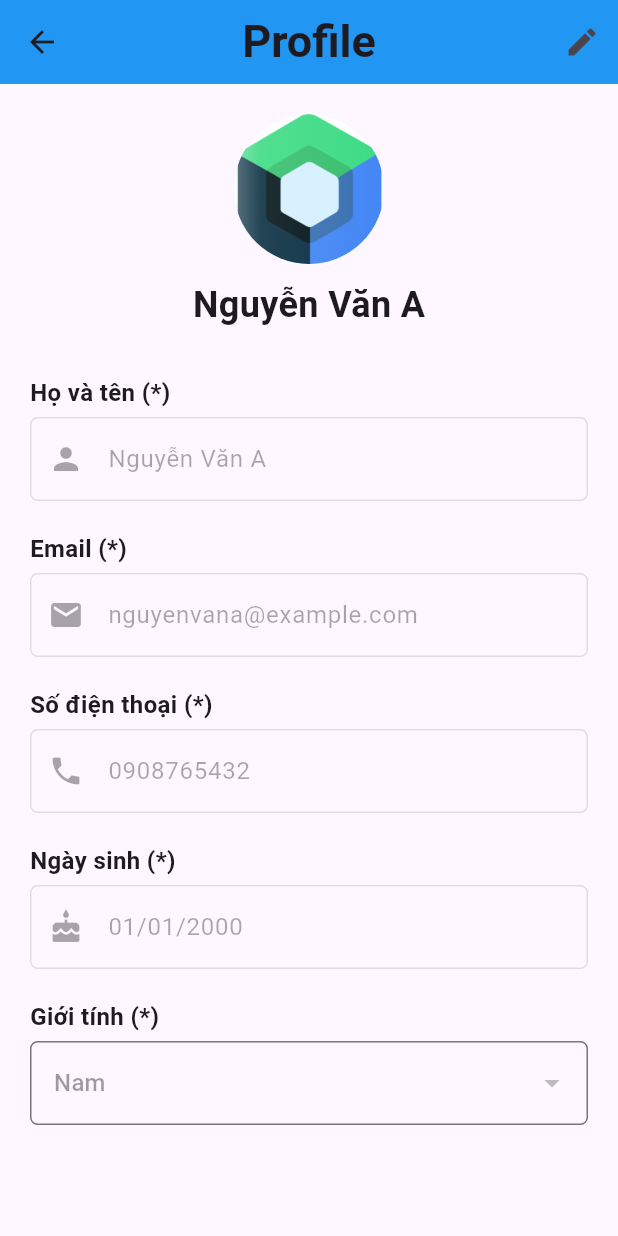
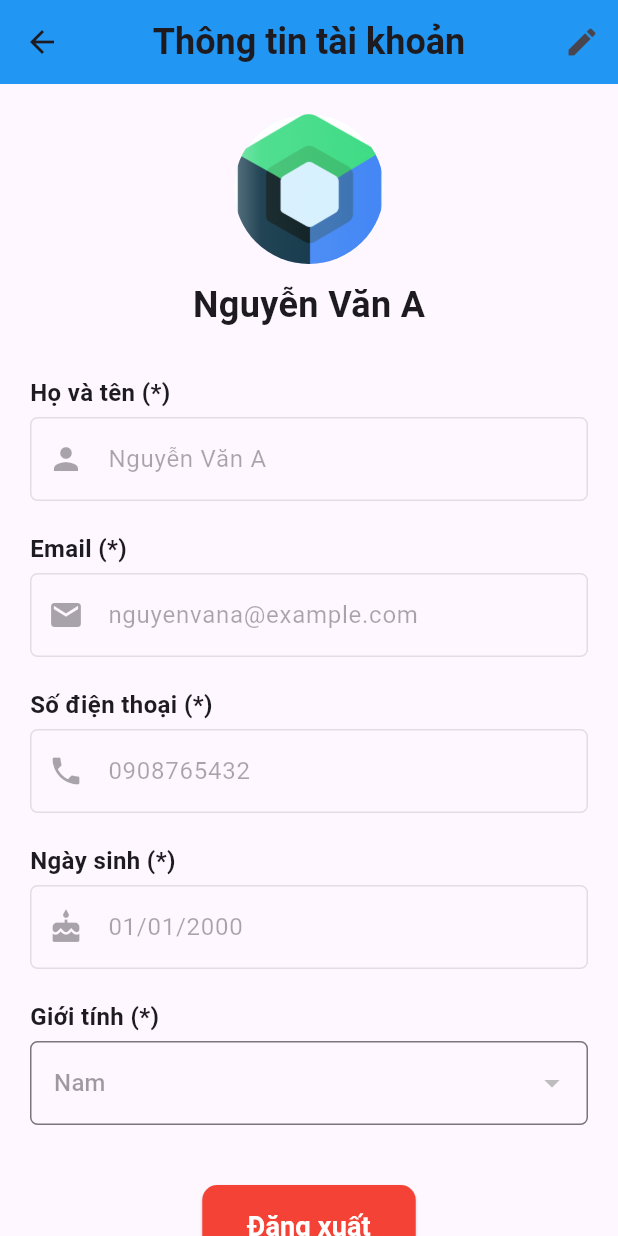
Before and after one commit to khoa24-bit/project_mobile, a Flutter app: the AccountPage screen opened directly, on a phone screen of 412 x 824 dp. Run offline on Flutter 3.47's test engine with Material 3 defaults, Android fonts, the phone set to English and light mode, and no system bars; our stand-ins replace image_picker, qr_flutter.

Commit message:
fe_customer

```diff
--- a/lib/main.dart
+++ b/lib/main.dart
@@ -11,8 +11,8 @@ class MyApp extends StatelessWidget {
   Widget build(BuildContext context) {
     return MaterialApp(
       debugShowCheckedModeBanner: false,
-      // home: LoginPage(),
-      home: CustomerHomePage(),
+      home: LoginPage(),
+      // home: CustomerHomePage(),
     );
   }
 }
--- a/lib/screens/auth/login_page.dart
+++ b/lib/screens/auth/login_page.dart
@@ -41,19 +41,19 @@ class _LoginPageState extends State<LoginPage> {
     _isLoading = false;
   });
 
-  if (account == "k" && password == "1") {
+  if (account == "c" && password == "1") {
     // Điều hướng đến trang chính của khách hàng
     Navigator.pushReplacement(
       context,
       MaterialPageRoute(builder: (context) => CustomerHomePage()),
     );
-  } else if (account == "driver" && password == "123456") {
+  } else if (account == "d" && password == "1") {
     // Điều hướng đến trang chính của tài xế
     Navigator.pushReplacement(
       context,
       MaterialPageRoute(builder: (context) => DriverHomePage()),
     );
-  } else if (account == "admin" && password == "123456") {
+  } else if (account == "ad" && password == "1") {
     // Điều hướng đến trang chính của admin
     Navigator.pushReplacement(
       context,
--- a/lib/screens/customer/account_page.dart
+++ b/lib/screens/customer/account_page.dart
@@ -2,6 +2,8 @@ import 'package:flutter/material.dart';
 import 'package:intl/intl.dart';
 import 'dart:io';
 import 'package:image_picker/image_picker.dart';
+
+import '../auth/login_page.dart'; // Import trang đăng nhập
 
 class AccountPage extends StatefulWidget {
   @override
@@ -58,8 +60,8 @@ class _AccountPageState extends State<AccountPage> {
     return Scaffold(
       appBar: AppBar(
         title: Text(
-          'Profile',
-          style: TextStyle(fontSize: 30, fontWeight: FontWeight.bold),
+          'Thông tin tài khoản',
+          style: TextStyle(fontSize: 24, fontWeight: FontWeight.bold),
         ),
         centerTitle: true,
         backgroundColor: Colors.blue,
@@ -101,6 +103,7 @@ class _AccountPageState extends State<AccountPage> {
             _buildGenderField(),
             SizedBox(height: 20),
             if (isEditing) _buildButton('Cập nhật', Colors.green),
+            _buildLogoutButton(),
             SizedBox(height: 20),
           ],
         ),
@@ -193,7 +196,7 @@ class _AccountPageState extends State<AccountPage> {
     );
   }
 
-  // Nút cập nhật
+  // Nút cập nhật thông tin
   Widget _buildButton(String text, Color color) {
     return ElevatedButton(
       onPressed: () {
@@ -212,4 +215,44 @@ class _AccountPageState extends State<AccountPage> {
       ),
     );
   }
+
+  // Nút đăng xuất
+  Widget _buildLogoutButton() {
+    return Padding(
+      padding: EdgeInsets.symmetric(horizontal: 20, vertical: 10),
+      child: ElevatedButton(
+        onPressed: _confirmLogout,
+        style: ElevatedButton.styleFrom(
+          backgroundColor: Colors.red,
+          padding: EdgeInsets.symmetric(horizontal: 30, vertical: 15),
+          shape: RoundedRectangleBorder(borderRadius: BorderRadius.circular(10)),
+        ),
+        child: Text(
+          'Đăng xuất',
+          style: TextStyle(fontSize: 18, fontWeight: FontWeight.bold, color: Colors.white),
+        ),
+      ),
+    );
+  }
+
+  // Hiển thị hộp thoại xác nhận đăng xuất
+  void _confirmLogout() {
+    showDialog(
+      context: context,
+      builder: (context) {
+        return AlertDialog(
+          title: Text("Xác nhận"),
+          content: Text("Bạn có chắc chắn muốn đăng xuất không?"),
+          actions: [
+            TextButton(onPressed: () => Navigator.of(context).pop(), child: Text("Hủy")),
+            TextButton(onPressed: _logout, child: Text("Đăng xuất", style: TextStyle(color: Colors.red))),
+          ],
+        );
+      },
+    );
+  }
+
+  void _logout() {
+    Navigator.pushReplacement(context, MaterialPageRoute(builder: (context) => LoginPage()));
+  }
 }
--- a/lib/screens/customer/history_page.dart
+++ b/lib/screens/customer/history_page.dart
@@ -18,7 +18,7 @@ class _HistoryPageState extends State<HistoryPage> {
 
   /// Hàm giả lập lấy dữ liệu lịch sử vé (dữ liệu tĩnh)
   Future<void> fetchTicketHistory() async {
-    await Future.delayed(Duration(seconds: 1)); // Giả lập độ trễ API
+    await Future.delayed(Duration(seconds: 0)); // Giả lập độ trễ API
     setState(() {
       tickets = [
         {'type': 'Xe khách đỏ', 'used_at': '2025-03-28T08:30:00Z'},
--- a/lib/screens/driver/driver_home_page.dart
+++ b/lib/screens/driver/driver_home_page.dart
@@ -7,7 +7,7 @@ class DriverHomePage extends StatelessWidget {
       backgroundColor: Colors.white,
       appBar: AppBar(
         title: Text("Trang tài xế"),
-        backgroundColor: Colors.green[600],
+        backgroundColor: Colors.blue,
       ),
       body: Center(
         child: Text(
```
Also changed, not shown: lib/screens/customer/customer_home_page.dart (+4 -5 lines), lib/widgets/mobile_frame.dart (added, +33 -0 lines).
